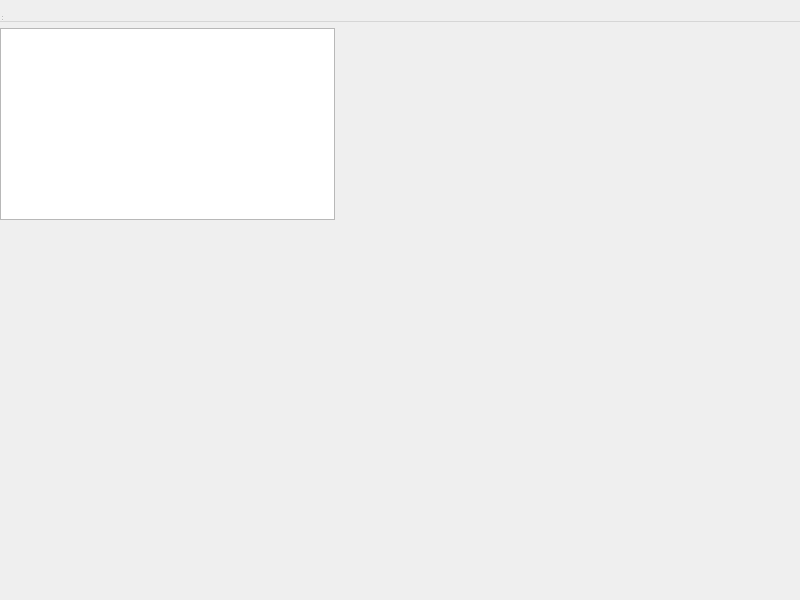
Old version of the form pages/printer/filebrowser/editor/fileeditor.ui in the repository DigitalArtifex/Flo.
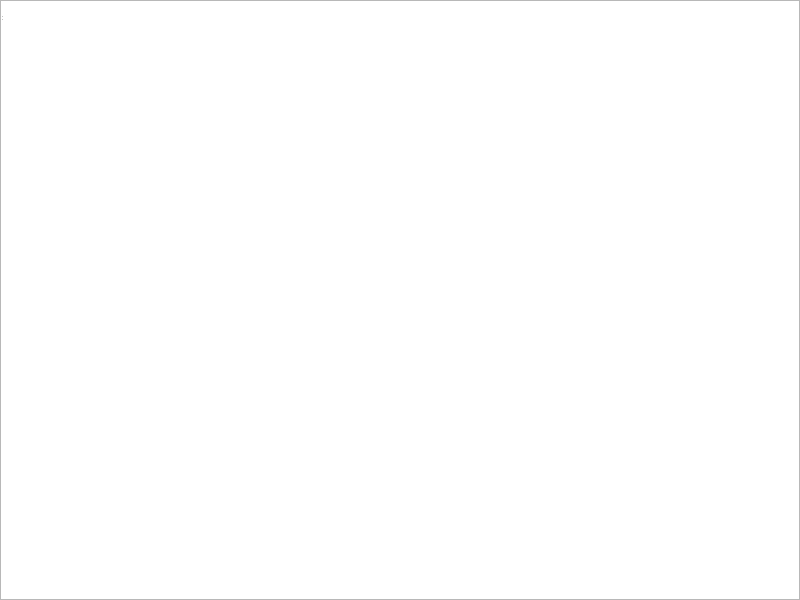
New version of the form.

```diff
--- a/pages/printer/filebrowser/editor/fileeditor.ui
+++ b/pages/printer/filebrowser/editor/fileeditor.ui
@@ -13,58 +13,46 @@
   <property name="windowTitle">
    <string>Editor</string>
   </property>
-  <widget class="QWidget" name="centralwidget">
-   <layout class="QGridLayout" name="gridLayout">
-    <item row="0" column="2">
-     <widget class="QPushButton" name="saveAndRestartButton">
-      <property name="text">
-       <string>Save And Restart</string>
-      </property>
-     </widget>
-    </item>
-    <item row="0" column="0">
-     <widget class="QPushButton" name="resetButton">
-      <property name="text">
-       <string>Reset</string>
-      </property>
-     </widget>
-    </item>
-    <item row="0" column="1">
-     <spacer name="horizontalSpacer">
-      <property name="orientation">
-       <enum>Qt::Horizontal</enum>
-      </property>
-      <property name="sizeHint" stdset="0">
-       <size>
-        <width>40</width>
-        <height>20</height>
-       </size>
-      </property>
-     </spacer>
-    </item>
-    <item row="0" column="3">
-     <widget class="QPushButton" name="saveAndCloseButton">
-      <property name="text">
-       <string>Save And Close</string>
-      </property>
-     </widget>
-    </item>
-    <item row="1" column="0" colspan="4">
-     <widget class="QTextEdit" name="textEdit"/>
-    </item>
-   </layout>
-  </widget>
-  <widget class="QMenuBar" name="menubar">
+  <layout class="QGridLayout" name="gridLayout_2">
+   <property name="leftMargin">
+    <number>0</number>
+   </property>
+   <property name="topMargin">
+    <number>0</number>
+   </property>
+   <property name="rightMargin">
+    <number>0</number>
+   </property>
+   <property name="bottomMargin">
+    <number>0</number>
+   </property>
+   <property name="spacing">
+    <number>0</number>
+   </property>
+   <item row="0" column="0">
+    <widget class="QMenuBar" name="menubar"/>
+   </item>
+   <item row="1" column="0">
+    <layout class="QGridLayout" name="gridLayout">
+     <item row="1" column="0" colspan="2">
+      <widget class="QTextEdit" name="textEdit"/>
+     </item>
+     <item row="0" column="0" colspan="2">
+      <layout class="QHBoxLayout" name="buttonLayout"/>
+     </item>
+    </layout>
+   </item>
+  </layout>
+  <widget class="QStatusBar" name="statusbar">
    <property name="geometry">
     <rect>
      <x>0</x>
      <y>0</y>
-     <width>800</width>
+     <width>3</width>
      <height>22</height>
     </rect>
    </property>
   </widget>
-  <widget class="QStatusBar" name="statusbar"/>
  </widget>
  <resources/>
  <connections/>
```
